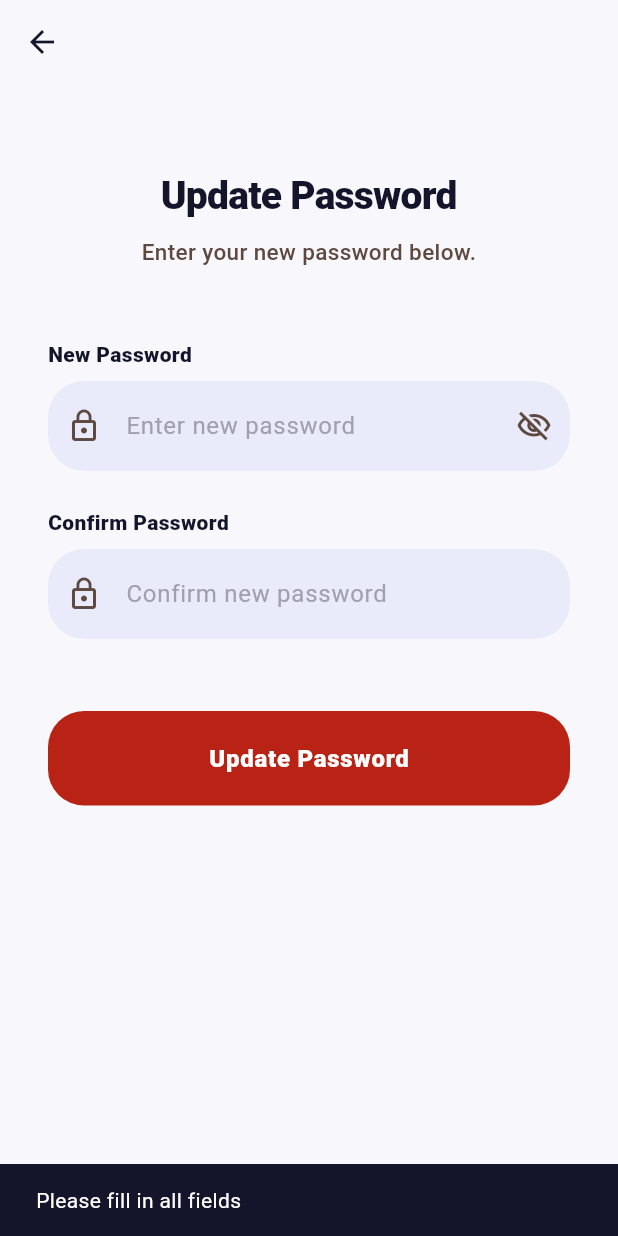
After one commit to mustikaweni/my_podoro, a Flutter app: the UpdatePasswordScreen screen opened directly, after a tap on "Update Password", on a phone screen of 412 x 824 dp. The commit adds this screen. Run offline on Flutter 3.47's test engine with Material 3 defaults, Android fonts, the phone set to English and light mode, and no system bars; our stand-ins replace audioplayers, flutter_riverpod, isar, riverpod_annotation, supabase_flutter, table_calendar; accounts and stored records are empty; generated files the repository leaves out were written again.

Commit message:
feat: update forgot password

```diff
--- a/lib/features/auth/presentation/login_screen.dart
+++ b/lib/features/auth/presentation/login_screen.dart
@@ -4,6 +4,9 @@ import '../../timer/presentation/home_screen.dart';
 import 'forgot_password_screen.dart';
 import 'signup_screen.dart';
 import '../providers/auth_provider.dart';
+import 'package:supabase_flutter/supabase_flutter.dart';
+import 'dart:async';
+import 'update_password_screen.dart';
 
 class LoginScreen extends ConsumerStatefulWidget {
   const LoginScreen({super.key});
@@ -17,9 +20,31 @@ class _LoginScreenState extends ConsumerState<LoginScreen> {
   final _emailController = TextEditingController();
   final _passwordController = TextEditingController();
   bool _isLoading = false;
+  StreamSubscription<AuthState>? _authStateSubscription;
+
+  @override
+  void initState() {
+    super.initState();
+    _setupAuthListener();
+  }
+
+  void _setupAuthListener() {
+    _authStateSubscription = Supabase.instance.client.auth.onAuthStateChange.listen((data) {
+      final AuthChangeEvent event = data.event;
+      if (event == AuthChangeEvent.passwordRecovery) {
+        if (mounted) {
+          Navigator.push(
+            context,
+            MaterialPageRoute(builder: (context) => const UpdatePasswordScreen()),
+          );
+        }
+      }
+    });
+  }
 
   @override
   void dispose() {
+    _authStateSubscription?.cancel();
     _emailController.dispose();
     _passwordController.dispose();
     super.dispose();
--- /dev/null
+++ b/lib/features/auth/presentation/update_password_screen.dart
@@ -0,0 +1,242 @@
+import 'package:flutter/material.dart';
+import 'package:flutter_riverpod/flutter_riverpod.dart';
+import 'package:supabase_flutter/supabase_flutter.dart';
+import 'login_screen.dart';
+
+class UpdatePasswordScreen extends ConsumerStatefulWidget {
+  const UpdatePasswordScreen({super.key});
+
+  @override
+  ConsumerState<UpdatePasswordScreen> createState() => _UpdatePasswordScreenState();
+}
+
+class _UpdatePasswordScreenState extends ConsumerState<UpdatePasswordScreen> {
+  final _passwordController = TextEditingController();
+  final _confirmPasswordController = TextEditingController();
+  bool _isLoading = false;
+  bool _obscurePassword = true;
+
+  @override
+  void dispose() {
+    _passwordController.dispose();
+    _confirmPasswordController.dispose();
+    super.dispose();
+  }
+
+  Future<void> _handleUpdatePassword() async {
+    if (_passwordController.text.isEmpty || _confirmPasswordController.text.isEmpty) {
+      ScaffoldMessenger.of(context).showSnackBar(
+        const SnackBar(content: Text('Please fill in all fields')),
+      );
+      return;
+    }
+
+    if (_passwordController.text != _confirmPasswordController.text) {
+      ScaffoldMessenger.of(context).showSnackBar(
+        const SnackBar(content: Text('Passwords do not match')),
+      );
+      return;
+    }
+
+    setState(() => _isLoading = true);
+
+    try {
+      await Supabase.instance.client.auth.updateUser(
+        UserAttributes(password: _passwordController.text),
+      );
+
+      if (mounted) {
+        ScaffoldMessenger.of(context).showSnackBar(
+          const SnackBar(content: Text('Password updated successfully! Please log in.')),
+        );
+        Navigator.pushAndRemoveUntil(
+          context,
+          MaterialPageRoute(builder: (context) => const LoginScreen()),
+          (route) => false,
+        );
+      }
+    } catch (e) {
+      if (mounted) {
+        ScaffoldMessenger.of(context).showSnackBar(
+          SnackBar(content: Text('Error: ${e.toString()}')),
+        );
+      }
+    } finally {
+      if (mounted) {
+        setState(() => _isLoading = false);
+      }
+    }
+  }
+
+  @override
+  Widget build(BuildContext context) {
+    return Scaffold(
+      backgroundColor: const Color(0xFFF8F8FC),
+      appBar: AppBar(
+        backgroundColor: Colors.transparent,
+        elevation: 0,
+        leading: IconButton(
+          icon: const Icon(Icons.arrow_back, color: Color(0xFF14142B)),
+          onPressed: () => Navigator.pop(context),
+        ),
+      ),
+      body: SafeArea(
+        child: SingleChildScrollView(
+          padding: const EdgeInsets.all(32.0),
+          child: Column(
+            crossAxisAlignment: CrossAxisAlignment.stretch,
+            children: [
+              const SizedBox(height: 24),
+              const Center(
+                child: Text(
+                  'Update Password',
+                  style: TextStyle(
+                    color: Color(0xFF14142B),
+                    fontSize: 26,
+                    fontWeight: FontWeight.w900,
+                    letterSpacing: -0.5,
+                  ),
+                ),
+              ),
+              const SizedBox(height: 8),
+              const Center(
+                child: Text(
+                  'Enter your new password below.',
+                  textAlign: TextAlign.center,
+                  style: TextStyle(
+                    color: Color(0xFF5E4940),
+                    fontSize: 15,
+                    fontWeight: FontWeight.w500,
+                  ),
+                ),
+              ),
+              const SizedBox(height: 48),
+
+              // New Password Field
+              const Text(
+                'New Password',
+                style: TextStyle(
+                  color: Color(0xFF14142B),
+                  fontSize: 14,
+                  fontWeight: FontWeight.w800,
+                ),
+              ),
+              const SizedBox(height: 8),
+              Container(
+                decoration: BoxDecoration(
+                  color: const Color(0xFFEAEBFA),
+                  borderRadius: BorderRadius.circular(24),
+                ),
+                child: TextField(
+                  controller: _passwordController,
+                  obscureText: _obscurePassword,
+                  style: const TextStyle(color: Color(0xFF14142B)),
+                  decoration: InputDecoration(
+                    border: InputBorder.none,
+                    contentPadding: const EdgeInsets.symmetric(
+                      horizontal: 20,
+                      vertical: 18,
+                    ),
+                    prefixIcon: const Icon(
+                      Icons.lock_outline,
+                      color: Color(0xFF5E4940),
+                    ),
+                    suffixIcon: IconButton(
+                      icon: Icon(
+                        _obscurePassword
+                            ? Icons.visibility_off_outlined
+                            : Icons.visibility_outlined,
+                        color: const Color(0xFF5E4940),
+                      ),
+                      onPressed: () {
+                        setState(() {
+                          _obscurePassword = !_obscurePassword;
+                        });
+                      },
+                    ),
+                    hintText: 'Enter new password',
+                    hintStyle: const TextStyle(
+                      color: Color(0xFFA0A0B0),
+                      fontSize: 16,
+                    ),
+                  ),
+                ),
+              ),
+              const SizedBox(height: 24),
+
+              // Confirm Password Field
+              const Text(
+                'Confirm Password',
+                style: TextStyle(
+                  color: Color(0xFF14142B),
+                  fontSize: 14,
+                  fontWeight: FontWeight.w800,
+                ),
+              ),
+              const SizedBox(height: 8),
+              Container(
+                decoration: BoxDecoration(
+                  color: const Color(0xFFEAEBFA),
+                  borderRadius: BorderRadius.circular(24),
+                ),
+                child: TextField(
+                  controller: _confirmPasswordController,
+                  obscureText: _obscurePassword,
+                  style: const TextStyle(color: Color(0xFF14142B)),
+                  decoration: const InputDecoration(
+                    border: InputBorder.none,
+                    contentPadding: EdgeInsets.symmetric(
+                      horizontal: 20,
+                      vertical: 18,
+                    ),
+                    prefixIcon: Icon(
+                      Icons.lock_outline,
+                      color: Color(0xFF5E4940),
+                    ),
+                    hintText: 'Confirm new password',
+                    hintStyle: TextStyle(
+                      color: Color(0xFFA0A0B0),
+                      fontSize: 16,
+                    ),
+                  ),
+                ),
+              ),
+              const SizedBox(height: 48),
+
+              // Update Button
+              ElevatedButton(
+                onPressed: _isLoading ? null : _handleUpdatePassword,
+                style: ElevatedButton.styleFrom(
+                  backgroundColor: const Color(0xFFB82315),
+                  foregroundColor: Colors.white,
+                  padding: const EdgeInsets.symmetric(vertical: 20),
+                  shape: RoundedRectangleBorder(
+                    borderRadius: BorderRadius.circular(24),
+                  ),
+                  elevation: 0,
+                ),
+                child: _isLoading
+                    ? const SizedBox(
+                        height: 20,
+                        width: 20,
+                        child: CircularProgressIndicator(
+                          strokeWidth: 2,
+                          color: Colors.white,
+                        ),
+                      )
+                    : const Text(
+                        'Update Password',
+                        style: TextStyle(
+                          fontSize: 16,
+                          fontWeight: FontWeight.w800,
+                          letterSpacing: 0.5,
+                        ),
+                      ),
+              ),
+            ],
+          ),
+        ),
+      ),
+    );
+  }
+}
--- a/lib/features/auth/providers/auth_provider.dart
+++ b/lib/features/auth/providers/auth_provider.dart
@@ -67,7 +67,10 @@ class AuthNotifier extends StateNotifier<AsyncValue<User?>> {
 
   Future<void> resetPassword(String email) async {
     try {
-      await _supabase.auth.resetPasswordForEmail(email);
+      await _supabase.auth.resetPasswordForEmail(
+        email,
+        redirectTo: 'mypodoro://login-callback',
+      );
     } catch (e) {
       rethrow;
     }
```
Also changed, not shown: lib/features/auth/providers/profile_provider.g.dart, lib/features/timer/providers/streak_provider.g.dart, 1 other file.
